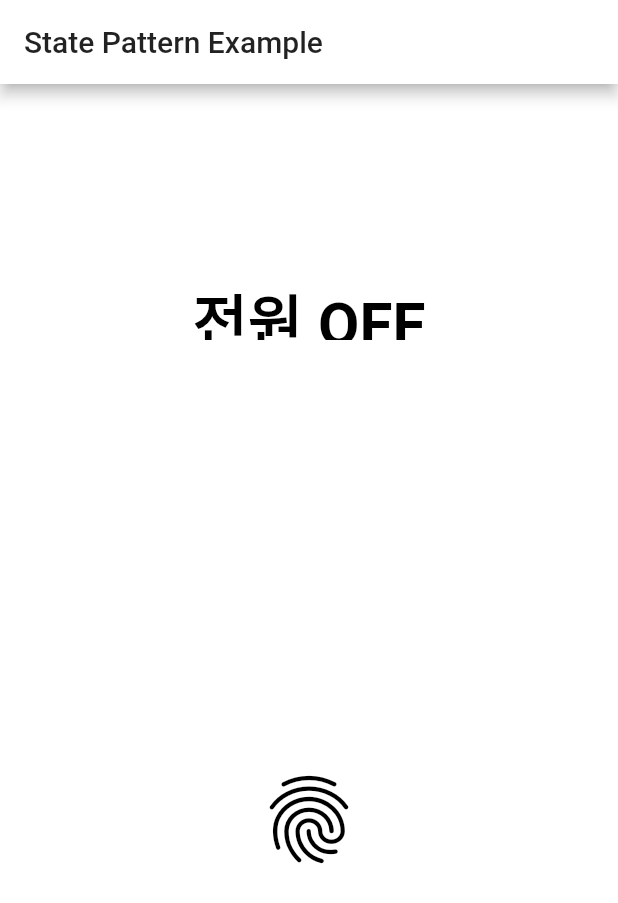
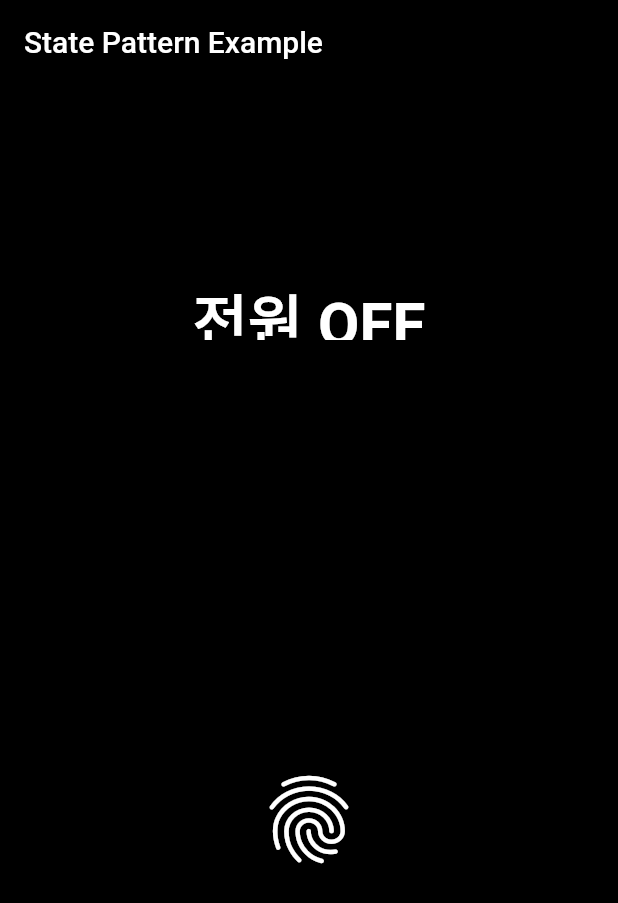
Before and after one commit to YUNHANKYU/Flutter_Design_Pattern, a Flutter app: the screen it shows after launch, on a phone screen of 412 x 824 dp. Shown: the top 903 px of the screen. Run offline on Flutter 3.47's test engine with Material 2 defaults, Android fonts, the phone set to English and light mode, and no system bars; accounts and stored records are empty.

Commit message:
[UPDATE] 앱 처음 실행 했을 때 색깔 변경

```diff
--- a/state_pattern/lib/main.dart
+++ b/state_pattern/lib/main.dart
@@ -17,7 +17,7 @@ class _MyAppState extends State<MyApp> {
   void initState() {
     super.initState();
     noteBook = NoteBook(Off());
-    textColor = Colors.black;
+    textColor = Colors.white;
   }
 
   @override
--- a/state_pattern/lib/states.dart
+++ b/state_pattern/lib/states.dart
@@ -40,7 +40,7 @@ class Saving implements PowerState {
 
 class NoteBook {
   PowerState _state;
-  Color bgColor = Colors.white;
+  Color bgColor = Colors.black;
 
   NoteBook(this._state);
 
```
